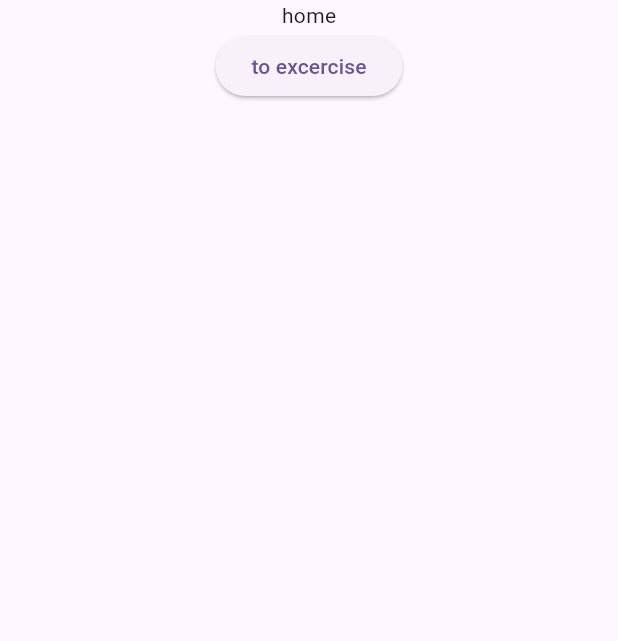
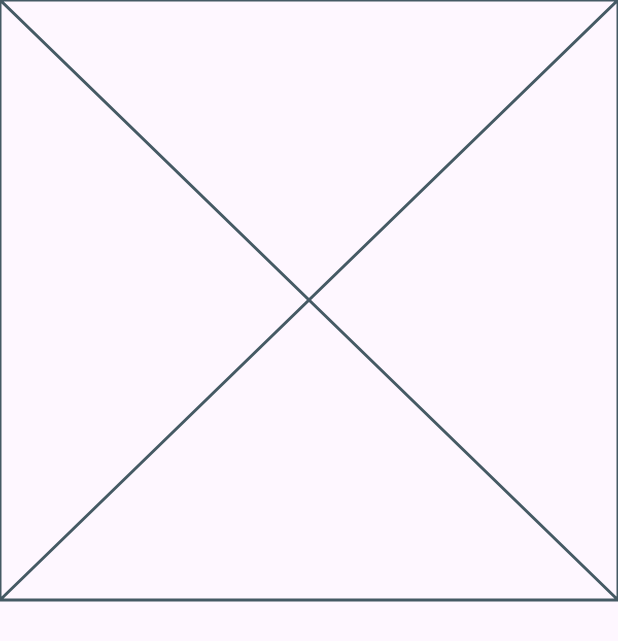
Before and after one commit to HMDLong/fiteveryday, a Flutter app: the HomePage screen opened directly, on a phone screen of 412 x 824 dp. Shown: the top 641 px of the screen. Run offline on Flutter 3.47's test engine with Material 3 defaults, Android fonts, the phone set to English and light mode, and no system bars; our stand-ins replace go_router, persistent_bottom_nav_bar_v2.

Commit message:
[feat] add UI for Home page

```diff
--- a/mobile/fiteveryday/lib/features/home/screen/home_page.dart
+++ b/mobile/fiteveryday/lib/features/home/screen/home_page.dart
@@ -1,3 +1,5 @@
+import 'package:fiteveryday/features/home/screen/today_train_sect.dart';
+import 'package:fiteveryday/features/home/screen/user_greeting_sect.dart';
 import 'package:flutter/material.dart';
 import 'package:go_router/go_router.dart';
 
@@ -11,17 +13,13 @@ class HomePage extends StatefulWidget {
 class _HomePageState extends State<HomePage> {
   @override
   Widget build(BuildContext context) {
-    return Scaffold(
-      body: Center(
+    return const Scaffold(
+      body: SingleChildScrollView(
         child: Column(
           children: [
-            Text("home"),
-            ElevatedButton(
-              onPressed: () {
-                context.go("/exercise");
-              },
-              child: Text("to excercise"),
-            )
+            UserGreetingSection(),
+            SizedBox(height: 12),
+            TodayExerciseSection(),
           ],
         ),
       ),
--- /dev/null
+++ b/mobile/fiteveryday/lib/features/home/screen/today_train_sect.dart
@@ -0,0 +1,21 @@
+import 'package:flutter/material.dart';
+
+class TodayExerciseSection extends StatefulWidget {
+  const TodayExerciseSection({super.key});
+
+  @override
+  State<TodayExerciseSection> createState() => _TodayExerciseSectionState();
+}
+
+class _TodayExerciseSectionState extends State<TodayExerciseSection> {
+  @override
+  Widget build(BuildContext context) {
+    return SizedBox(
+      child: Card(
+        child: Row(
+          children: [],
+        ),
+      ),
+    );
+  }
+}
--- /dev/null
+++ b/mobile/fiteveryday/lib/features/home/screen/user_greeting_sect.dart
@@ -0,0 +1,10 @@
+import 'package:flutter/material.dart';
+
+class UserGreetingSection extends StatelessWidget {
+  const UserGreetingSection({super.key});
+
+  @override
+  Widget build(BuildContext context) {
+    return const Placeholder();
+  }
+}
```
